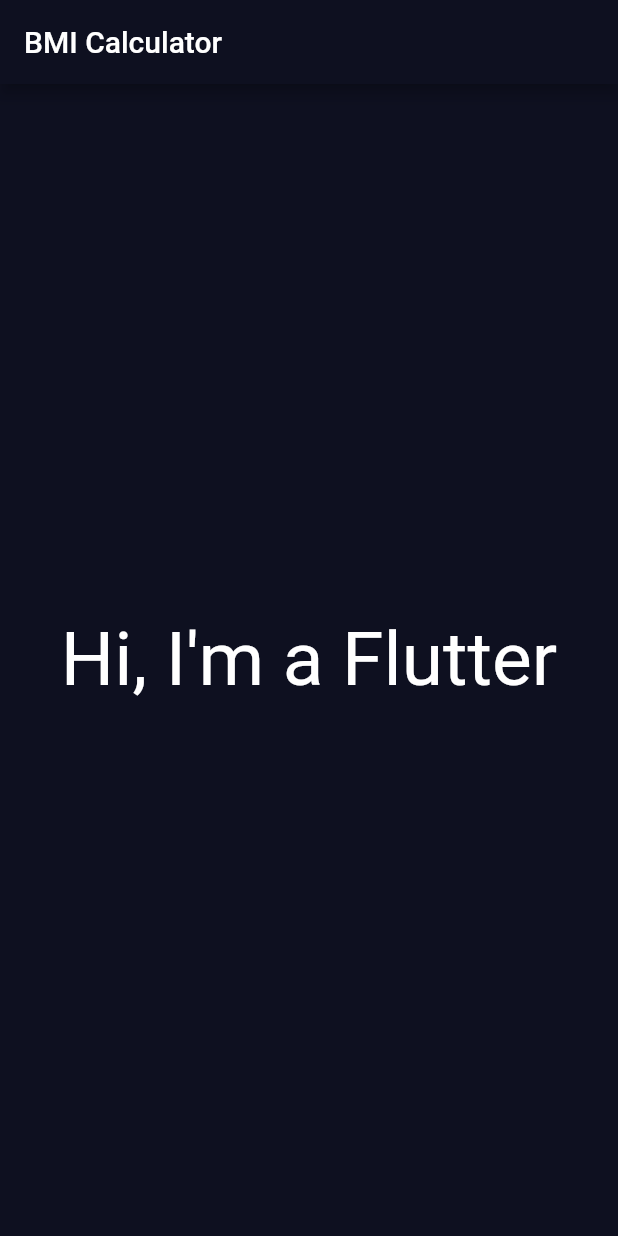
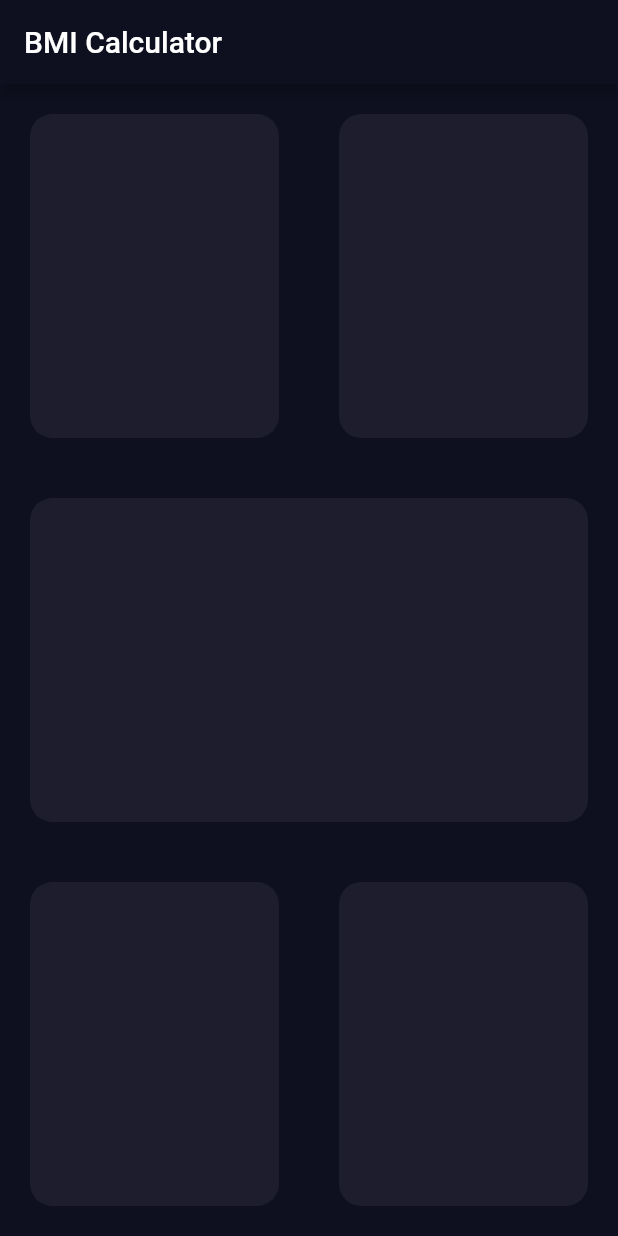
Before and after one commit to aleks007ua/bmi_calculator, a Flutter app: the screen it shows after launch, on a phone screen of 412 x 824 dp. Run offline on Flutter 3.47's test engine with Material 2 defaults, Android fonts, the phone set to English and light mode, and no system bars.

Commit message:
extract Container to class ReusableCard, add properties color

```diff
--- a/lib/input_page.dart
+++ b/lib/input_page.dart
@@ -1,3 +1,5 @@
+import 'dart:math';
+
 import 'package:flutter/material.dart';
 
 class InputPage extends StatefulWidget {
@@ -14,14 +16,64 @@ class _InputPageState extends State<InputPage> {
       appBar: AppBar(
         title: Text('BMI Calculator'),
       ),
-      body: const Center(
-        child: Text(
-          "Hi, I'm a Flutter",
-          style: TextStyle(
-            fontSize: 50,
+      body: Column(
+        children: [
+          Expanded(
+            child: Row(
+              children: [
+                Expanded(
+                  child: ReusableCard(
+                    colorChange: Color.fromARGB(255, 29, 29, 46),
+                  ),
+                ),
+                Expanded(
+                  child: ReusableCard(
+                    colorChange: Color.fromARGB(255, 29, 29, 46),
+                  ),
+                ),
+              ],
+            ),
           ),
-        ),
+          Expanded(
+            child: ReusableCard(
+              colorChange: Color.fromARGB(255, 29, 29, 46),
+            ),
+          ),
+          Expanded(
+            child: Row(
+              children: [
+                Expanded(
+                  child: ReusableCard(
+                    colorChange: Color.fromARGB(255, 29, 29, 46),
+                  ),
+                ),
+                Expanded(
+                  child: ReusableCard(
+                    colorChange: Color.fromARGB(255, 29, 29, 46),
+                  ),
+                ),
+              ],
+            ),
+          ),
+        ],
       ),
     );
   }
 }
+
+class ReusableCard extends StatelessWidget {
+  ReusableCard({required this.colorChange});
+
+  final Color colorChange;
+
+  @override
+  Widget build(BuildContext context) {
+    return Container(
+      margin: EdgeInsets.all(20),
+      decoration: BoxDecoration(
+        color: colorChange,
+        borderRadius: BorderRadius.circular(15),
+      ),
+    );
+  }
+}
```
